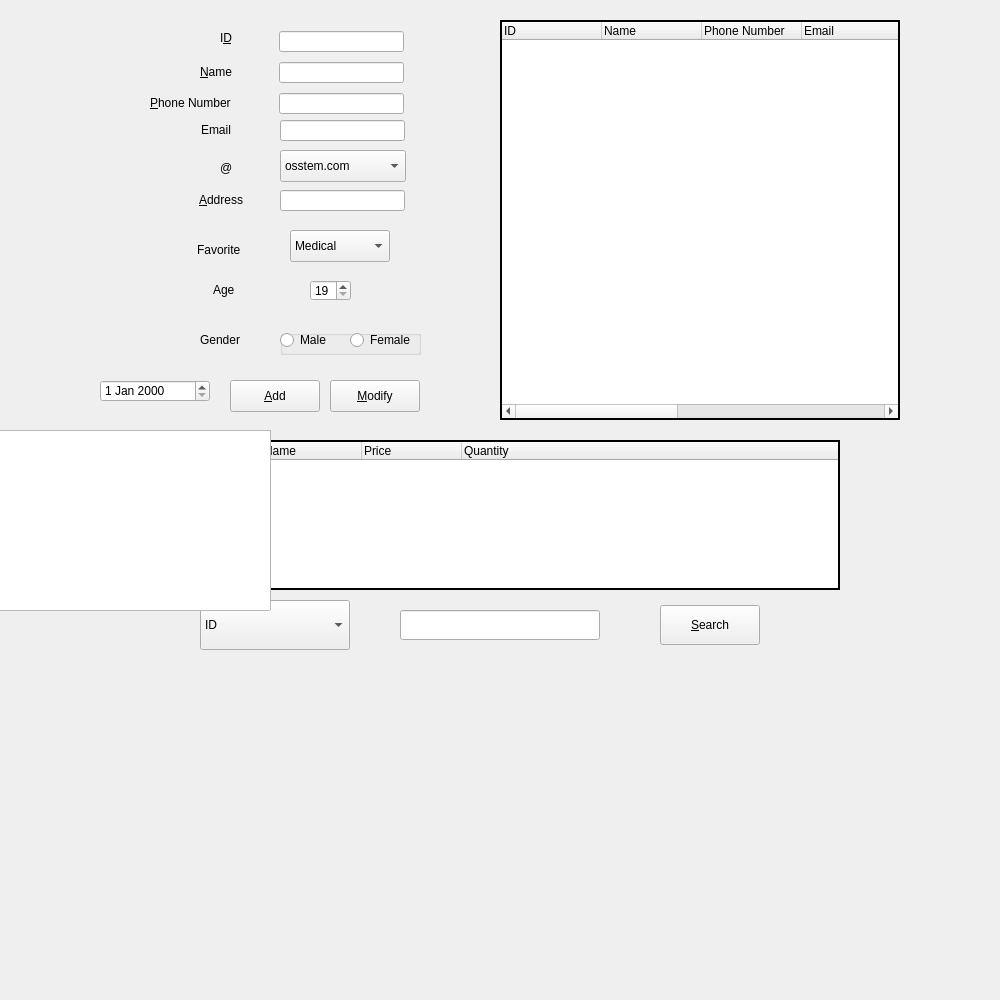
Old version of the form customermanage.ui in the repository GlennPark/OliveHealthCare.
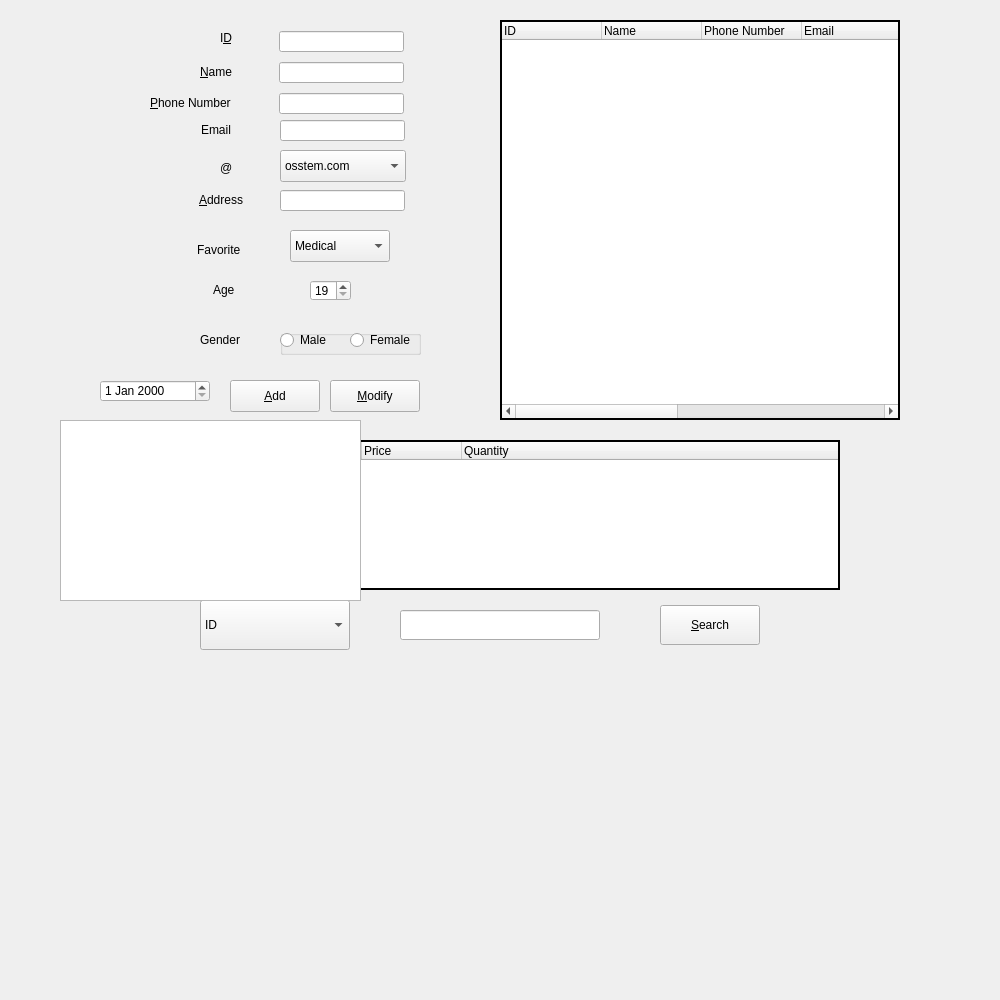
New version of the form. Icons and pictures are not drawn.

Patch:
```diff
--- a/customermanage.ui
+++ b/customermanage.ui
@@ -543,8 +543,8 @@
   <widget class="QTableView" name="tableView">
    <property name="geometry">
     <rect>
-     <x>-30</x>
-     <y>430</y>
+     <x>60</x>
+     <y>420</y>
      <width>301</width>
      <height>181</height>
     </rect>
```
